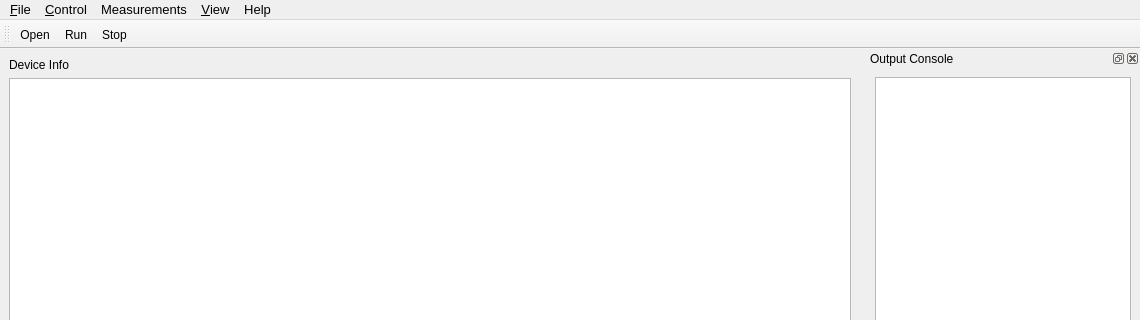
First picture: the form in rgagui/ui/calmain.ui, repository thinkSRS/srsgui, before the edit; both pictures show x 0 to 1140 and y 0 to 320 of the 1140 by 688 pixel window.
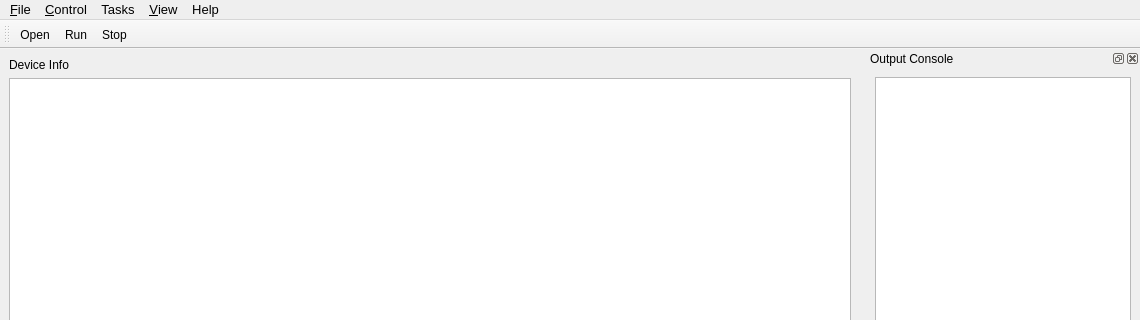
Second picture: the form after the edit. Icons and pictures are not drawn.

Commit message: rename BaseTest to Task

```diff
--- a/rgagui/ui/calmain.ui
+++ b/rgagui/ui/calmain.ui
@@ -130,14 +130,14 @@
      <string>Help</string>
     </property>
    </widget>
-   <widget class="QMenu" name="menuMeasurements">
+   <widget class="QMenu" name="menu_Tasks">
     <property name="title">
-     <string>Measurements</string>
+     <string>Tasks</string>
     </property>
    </widget>
    <addaction name="menu_File"/>
    <addaction name="menu_Control"/>
-   <addaction name="menuMeasurements"/>
+   <addaction name="menu_Tasks"/>
    <addaction name="menu_View"/>
    <addaction name="menuHelp"/>
   </widget>
```
The commit also changes 12 other files.
